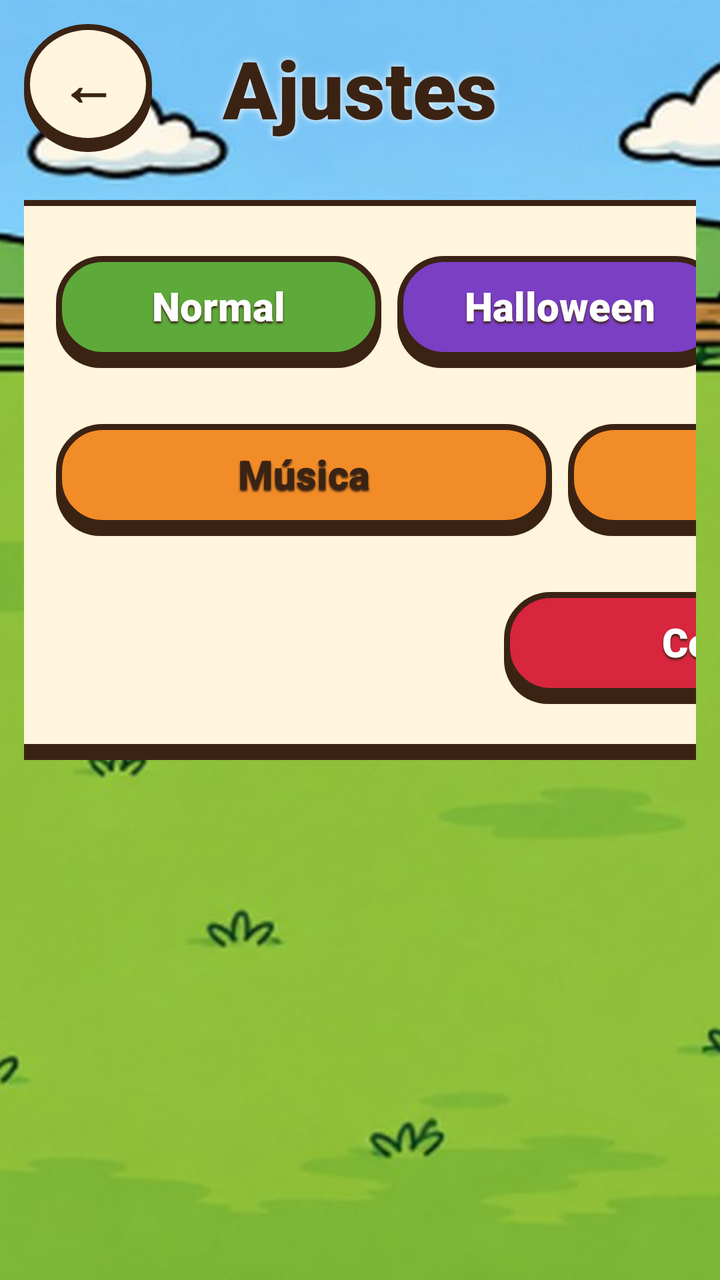
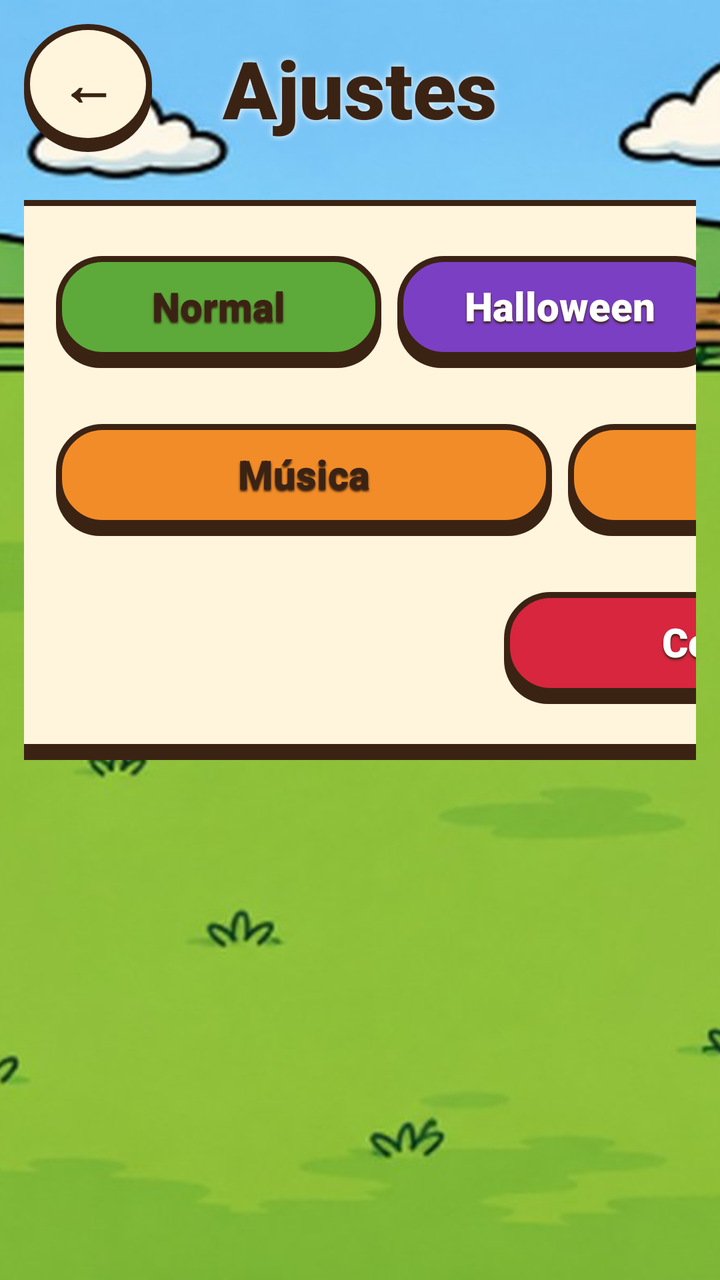

Before-and-after screenshots of an Android layout around one commit, followed by the original layout XML and the change that was made.
<!-- AndroidManifest.xml: application theme Theme.Topohit -->
<!-- res/layout/activity_ajustes.xml -->
<?xml version="1.0" encoding="utf-8"?>
<FrameLayout xmlns:android="http://schemas.android.com/apk/res/android"
    android:layout_width="match_parent"
    android:layout_height="match_parent">

    <ImageView
        android:id="@+id/ImgAjustesFondo"
        android:layout_width="match_parent"
        android:layout_height="match_parent"
        android:contentDescription="@null"
        android:scaleType="centerCrop"
        android:src="@drawable/fondo_partida_normal" />

    <LinearLayout
        android:layout_width="match_parent"
        android:layout_height="match_parent"
        android:orientation="vertical"
        android:padding="@dimen/margen_pequeno">

        <FrameLayout
            android:layout_width="match_parent"
            android:layout_height="wrap_content">

            <TextView
                android:id="@+id/BtnAjustesAtras"
                style="@style/BotonRedondo"
                android:contentDescription="@string/volver"
                android:text="@string/atras" />

            <TextView
                style="@style/Titulo"
                android:layout_width="match_parent"
                android:layout_height="wrap_content"
                android:layout_gravity="center_vertical"
                android:shadowColor="@color/blanco"
                android:shadowRadius="8"
                android:text="@string/ajustes" />
        </FrameLayout>

        <LinearLayout
            android:id="@+id/LayAjustesPanel"
            android:layout_width="@dimen/ancho_panel_ajustes"
            android:layout_height="wrap_content"
            android:layout_gravity="center_horizontal"
            android:layout_marginTop="@dimen/margen"
            android:background="@drawable/panel_crema"
            android:orientation="vertical"
            android:padding="@dimen/relleno_panel">

            <LinearLayout
                android:layout_width="match_parent"
                android:layout_height="wrap_content"
                android:gravity="center_vertical"
                android:orientation="horizontal">

                <TextView
                    android:id="@+id/LblAjustesTematica"
                    style="@style/EtiquetaAjuste"
                    android:text="@string/tematica" />

                <TextView
                    android:id="@+id/BtnAjustesTemaNormal"
                    style="@style/BotonTema"
                    android:layout_marginEnd="@dimen/separacion_pequena"
                    android:background="@drawable/btn_verde"
                    android:text="@string/normal" />

                <TextView
                    android:id="@+id/BtnAjustesTemaHalloween"
                    style="@style/BotonTema"
                    android:layout_marginEnd="@dimen/separacion_pequena"
                    android:background="@drawable/btn_morado"
                    android:text="@string/halloween" />

                <TextView
                    android:id="@+id/BtnAjustesTemaNavidad"
                    style="@style/BotonTema"
                    android:background="@drawable/btn_rojo"
                    android:text="@string/navidad" />
            </LinearLayout>

            <LinearLayout
                android:layout_width="match_parent"
                android:layout_height="wrap_content"
                android:layout_marginTop="@dimen/relleno_panel"
                android:gravity="center_vertical"
                android:orientation="horizontal">

                <TextView
                    android:id="@+id/LblAjustesSonido"
                    style="@style/EtiquetaAjuste"
                    android:text="@string/sonido" />

                <TextView
                    android:id="@+id/BtnAjustesMusica"
                    style="@style/BotonTema"
                    android:layout_marginEnd="@dimen/separacion_pequena"
                    android:background="@drawable/btn_naranja"
                    android:text="@string/musica"
                    android:textColor="@color/marron" />

                <TextView
                    android:id="@+id/BtnAjustesEfectos"
                    style="@style/BotonTema"
                    android:background="@drawable/btn_naranja"
                    android:text="@string/efectos"
                    android:textColor="@color/marron" />
            </LinearLayout>

            <LinearLayout
                android:id="@+id/LayAjustesSesion"
                android:layout_width="match_parent"
                android:layout_height="wrap_content"
                android:layout_marginTop="@dimen/relleno_panel"
                android:gravity="center_vertical"
                android:orientation="horizontal">

                <TextView
                    android:id="@+id/LblAjustesUsuario"
                    android:layout_width="0dp"
                    android:layout_height="wrap_content"
                    android:layout_weight="1"
                    android:textColor="@color/marron"
                    android:textSize="@dimen/texto_normal" />

                <TextView
                    android:id="@+id/BtnAjustesCerrarSesion"
                    style="@style/BotonJuego"
                    android:layout_width="@dimen/ancho_boton_mediano"
                    android:layout_height="@dimen/alto_boton_pequeno"
                    android:background="@drawable/btn_rojo"
                    android:text="@string/cerrar_sesion"
                    android:textSize="@dimen/texto_normal" />
            </LinearLayout>
        </LinearLayout>
    </LinearLayout>
</FrameLayout>
<!-- resources referenced by this layout -->
<resources>
  <color name="blanco">#FFFFFF</color>
  <color name="marron">#3B2314</color>
  <dimen name="alto_boton_pequeno">56dp</dimen>
  <dimen name="ancho_boton_mediano">280dp</dimen>
  <dimen name="ancho_panel_ajustes">760dp</dimen>
  <dimen name="margen">24dp</dimen>
  <dimen name="margen_pequeno">12dp</dimen>
  <dimen name="relleno_panel">28dp</dimen>
  <dimen name="separacion_pequena">8dp</dimen>
  <dimen name="texto_normal">20sp</dimen>
  <!-- drawable btn_rojo (drawable) -->
  <?xml version="1.0" encoding="utf-8"?>
  <layer-list xmlns:android="http://schemas.android.com/apk/res/android">
      <item android:top="5dp">
          <shape android:shape="rectangle">
              <corners android:radius="22dp" />
              <solid android:color="@color/marron" />
          </shape>
      </item>
      <item android:bottom="5dp">
          <shape android:shape="rectangle">
              <corners android:radius="22dp" />
              <solid android:color="@color/rojo" />
              <stroke android:width="3dp" android:color="@color/marron" />
          </shape>
      </item>
  </layer-list>
  <string name="ajustes">Ajustes</string>
  <string name="atras">←</string>
  <string name="cerrar_sesion">Cerrar sesión</string>
  <string name="efectos">Efectos</string>
  <string name="halloween">Halloween</string>
  <string name="musica">Música</string>
  <string name="navidad">Navidad</string>
  <string name="normal">Normal</string>
  <string name="sonido">Sonido</string>
  <string name="tematica">Temática</string>
  <string name="volver">Volver</string>
  <style name="BotonTema" parent="BotonJuego">
          <item name="android:layout_width">0dp</item>
          <item name="android:layout_height">@dimen/alto_boton_pequeno</item>
          <item name="android:layout_weight">1</item>
          <item name="android:textSize">@dimen/texto_normal</item>
      </style>
  <style name="EtiquetaAjuste">
          <item name="android:layout_width">@dimen/ancho_etiqueta_ajuste</item>
          <item name="android:layout_height">wrap_content</item>
          <item name="android:fontFamily">sans-serif-black</item>
          <item name="android:textColor">@color/marron</item>
          <item name="android:textSize">@dimen/texto_grande</item>
      </style>
  <style name="Titulo">
          <item name="android:textSize">@dimen/texto_titulo</item>
          <item name="android:fontFamily">sans-serif-black</item>
          <item name="android:textStyle">bold</item>
          <item name="android:textColor">@color/marron</item>
          <item name="android:gravity">center</item>
      </style>
  <style name="Theme.Topohit" parent="Theme.AppCompat.Light.NoActionBar">
          <item name="colorPrimary">@color/naranja</item>
          <item name="colorPrimaryDark">@color/marron</item>
          <item name="colorAccent">@color/verde</item>
          <item name="android:windowFullscreen">true</item>
          <item name="android:windowBackground">@color/verde</item>
      </style>
  <color name="morado">#7B3FC4</color>
  <color name="naranja">#F28C28</color>
  <color name="rojo">#D7263D</color>
  <color name="verde">#5DAA3A</color>
  <color name="crema">#FFF4DC</color>
  <dimen name="alto_boton">68dp</dimen>
  <dimen name="texto_boton">26sp</dimen>
  <dimen name="boton_redondo">64dp</dimen>
  <dimen name="texto_titulo_pequeno">28sp</dimen>
  <!-- drawable circulo_crema (drawable) -->
  <?xml version="1.0" encoding="utf-8"?>
  <layer-list xmlns:android="http://schemas.android.com/apk/res/android">
      <item android:top="4dp">
          <shape android:shape="oval"><solid android:color="@color/marron" /></shape>
      </item>
      <item android:bottom="4dp">
          <shape android:shape="oval">
              <solid android:color="@color/crema" />
              <stroke android:width="3dp" android:color="@color/marron" />
          </shape>
      </item>
  </layer-list>
  <dimen name="ancho_etiqueta_ajuste">200dp</dimen>
  <dimen name="texto_grande">26sp</dimen>
  <dimen name="texto_titulo">40sp</dimen>
  <!-- unchanged entries left out for length: 7 -->
</resources>

<!-- the commit's change to res/layout/activity_ajustes.xml (unified diff, before → after) -->
@@ -63,6 +63,7 @@
                     style="@style/BotonTema"
                     android:layout_marginEnd="@dimen/separacion_pequena"
                     android:background="@drawable/btn_verde"
+                    android:textColor="@color/marron"
                     android:text="@string/normal" />
 
                 <TextView
